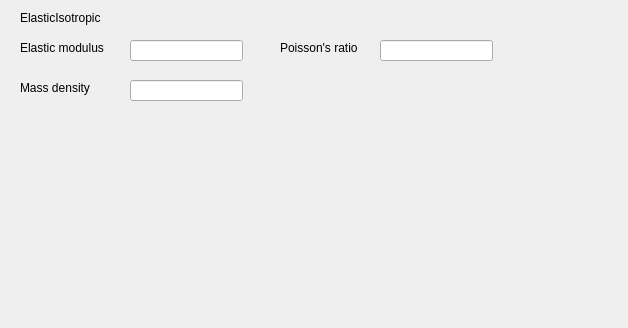
Before: the Qt Designer form UI/elasticisotropic.ui in NHERI-SimCenter/s3hark, drawn with Qt 5.
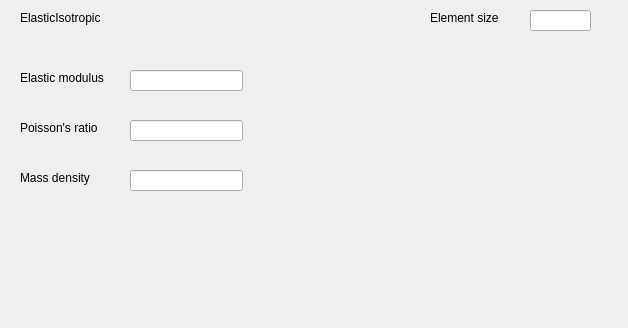
After: the same form once the commit is applied.

Commit message: adding element size option

Diff of the .ui file:
```diff
--- a/UI/elasticisotropic.ui
+++ b/UI/elasticisotropic.ui
@@ -30,7 +30,7 @@
    <property name="geometry">
     <rect>
      <x>20</x>
-     <y>40</y>
+     <y>70</y>
      <width>101</width>
      <height>16</height>
     </rect>
@@ -42,8 +42,8 @@
   <widget class="QLabel" name="label_3">
    <property name="geometry">
     <rect>
-     <x>280</x>
-     <y>40</y>
+     <x>20</x>
+     <y>120</y>
      <width>101</width>
      <height>16</height>
     </rect>
@@ -56,7 +56,7 @@
    <property name="geometry">
     <rect>
      <x>20</x>
-     <y>80</y>
+     <y>170</y>
      <width>91</width>
      <height>16</height>
     </rect>
@@ -69,7 +69,7 @@
    <property name="geometry">
     <rect>
      <x>130</x>
-     <y>40</y>
+     <y>70</y>
      <width>113</width>
      <height>21</height>
     </rect>
@@ -78,8 +78,8 @@
   <widget class="QLineEdit" name="vEdt">
    <property name="geometry">
     <rect>
-     <x>380</x>
-     <y>40</y>
+     <x>130</x>
+     <y>120</y>
      <width>113</width>
      <height>21</height>
     </rect>
@@ -89,12 +89,35 @@
    <property name="geometry">
     <rect>
      <x>130</x>
-     <y>80</y>
+     <y>170</y>
      <width>113</width>
      <height>21</height>
     </rect>
    </property>
   </widget>
+  <widget class="QLabel" name="label_5">
+   <property name="geometry">
+    <rect>
+     <x>430</x>
+     <y>10</y>
+     <width>111</width>
+     <height>16</height>
+    </rect>
+   </property>
+   <property name="text">
+    <string>Element size</string>
+   </property>
+  </widget>
+  <widget class="QLineEdit" name="eSize">
+   <property name="geometry">
+    <rect>
+     <x>530</x>
+     <y>10</y>
+     <width>61</width>
+     <height>21</height>
+    </rect>
+   </property>
+  </widget>
  </widget>
  <resources/>
  <connections/>
```
The commit also changes 4 other files.
